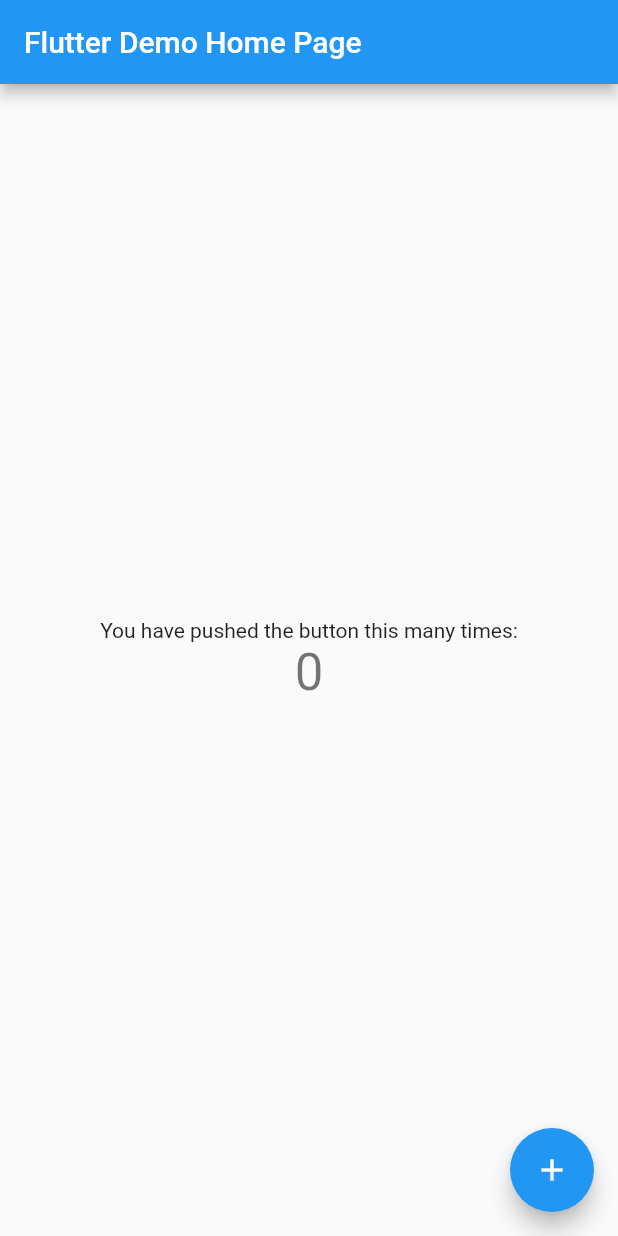
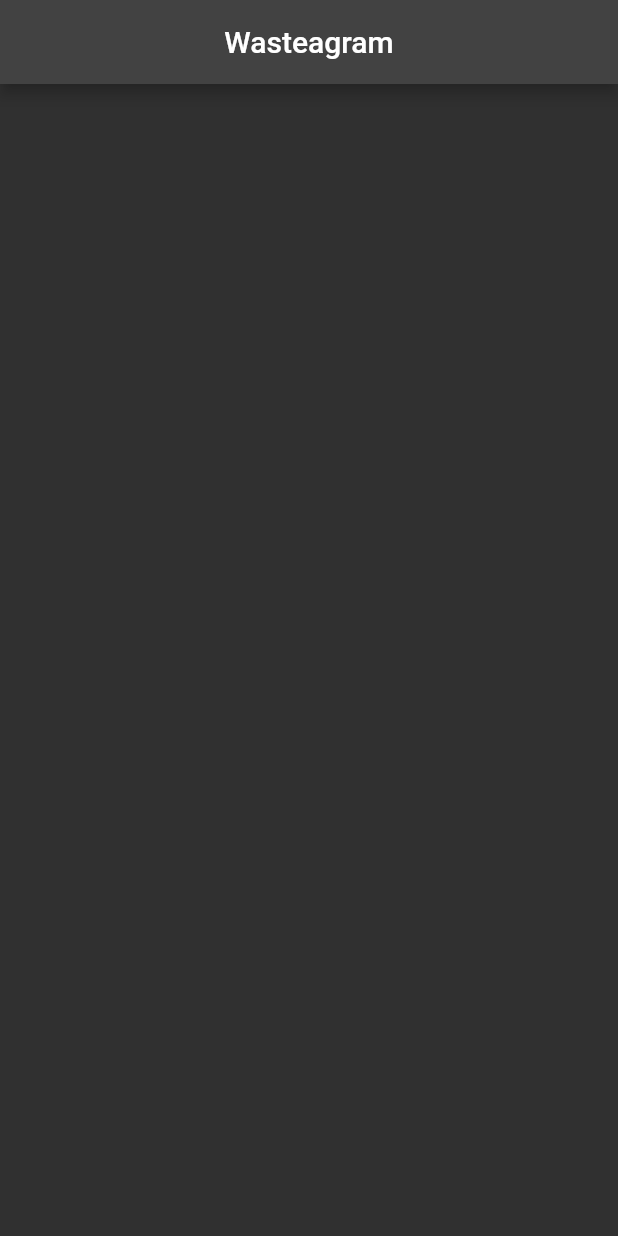
Before and after one commit to ThomofBiloxi/Wasteagram, a Flutter app: the screen it shows after launch, on a phone screen of 412 x 824 dp. Run offline on Flutter 3.47's test engine with Material 2 defaults, Android fonts, the phone set to English and light mode, and no system bars.

Commit message:
created scaffold for project changed theme mode to dark mode created model class for new entry

```diff
--- /dev/null
+++ b/lib/app.dart
@@ -0,0 +1,16 @@
+import 'package:flutter/material.dart';
+import 'package:wasteagram/screens/list_view_screen.dart';
+
+class MyApp extends StatelessWidget {
+  const MyApp({super.key});
+
+  // This widget is the root of your application.
+  @override
+  Widget build(BuildContext context) {
+    return MaterialApp(
+      title: 'Flutter Demo',
+      theme: ThemeData.dark(),
+      home: ListViewScreen(),
+    );
+  }
+}
--- a/lib/main.dart
+++ b/lib/main.dart
@@ -1,115 +1,6 @@
 import 'package:flutter/material.dart';
+import 'package:wasteagram/app.dart';
 
 void main() {
   runApp(const MyApp());
 }
-
-class MyApp extends StatelessWidget {
-  const MyApp({super.key});
-
-  // This widget is the root of your application.
-  @override
-  Widget build(BuildContext context) {
-    return MaterialApp(
-      title: 'Flutter Demo',
-      theme: ThemeData(
-        // This is the theme of your application.
-        //
-        // Try running your application with "flutter run". You'll see the
-        // application has a blue toolbar. Then, without quitting the app, try
-        // changing the primarySwatch below to Colors.green and then invoke
-        // "hot reload" (press "r" in the console where you ran "flutter run",
-        // or simply save your changes to "hot reload" in a Flutter IDE).
-        // Notice that the counter didn't reset back to zero; the application
-        // is not restarted.
-        primarySwatch: Colors.blue,
-      ),
-      home: const MyHomePage(title: 'Flutter Demo Home Page'),
-    );
-  }
-}
-
-class MyHomePage extends StatefulWidget {
-  const MyHomePage({super.key, required this.title});
-
-  // This widget is the home page of your application. It is stateful, meaning
-  // that it has a State object (defined below) that contains fields that affect
-  // how it looks.
-
-  // This class is the configuration for the state. It holds the values (in this
-  // case the title) provided by the parent (in this case the App widget) and
-  // used by the build method of the State. Fields in a Widget subclass are
-  // always marked "final".
-
-  final String title;
-
-  @override
-  State<MyHomePage> createState() => _MyHomePageState();
-}
-
-class _MyHomePageState extends State<MyHomePage> {
-  int _counter = 0;
-
-  void _incrementCounter() {
-    setState(() {
-      // This call to setState tells the Flutter framework that something has
-      // changed in this State, which causes it to rerun the build method below
-      // so that the display can reflect the updated values. If we changed
-      // _counter without calling setState(), then the build method would not be
-      // called again, and so nothing would appear to happen.
-      _counter++;
-    });
-  }
-
-  @override
-  Widget build(BuildContext context) {
-    // This method is rerun every time setState is called, for instance as done
-    // by the _incrementCounter method above.
-    //
-    // The Flutter framework has been optimized to make rerunning build methods
-    // fast, so that you can just rebuild anything that needs updating rather
-    // than having to individually change instances of widgets.
-    return Scaffold(
-      appBar: AppBar(
-        // Here we take the value from the MyHomePage object that was created by
-        // the App.build method, and use it to set our appbar title.
-        title: Text(widget.title),
-      ),
-      body: Center(
-        // Center is a layout widget. It takes a single child and positions it
-        // in the middle of the parent.
-        child: Column(
-          // Column is also a layout widget. It takes a list of children and
-          // arranges them vertically. By default, it sizes itself to fit its
-          // children horizontally, and tries to be as tall as its parent.
-          //
-          // Invoke "debug painting" (press "p" in the console, choose the
-          // "Toggle Debug Paint" action from the Flutter Inspector in Android
-          // Studio, or the "Toggle Debug Paint" command in Visual Studio Code)
-          // to see the wireframe for each widget.
-          //
-          // Column has various properties to control how it sizes itself and
-          // how it positions its children. Here we use mainAxisAlignment to
-          // center the children vertically; the main axis here is the vertical
-          // axis because Columns are vertical (the cross axis would be
-          // horizontal).
-          mainAxisAlignment: MainAxisAlignment.center,
-          children: <Widget>[
-            const Text(
-              'You have pushed the button this many times:',
-            ),
-            Text(
-              '$_counter',
-              style: Theme.of(context).textTheme.headline4,
-            ),
-          ],
-        ),
-      ),
-      floatingActionButton: FloatingActionButton(
-        onPressed: _incrementCounter,
-        tooltip: 'Increment',
-        child: const Icon(Icons.add),
-      ), // This trailing comma makes auto-formatting nicer for build methods.
-    );
-  }
-}
--- /dev/null
+++ b/lib/screens/list_view_screen.dart
@@ -0,0 +1,15 @@
+import 'package:flutter/material.dart';
+
+class ListViewScreen extends StatefulWidget {
+  @override
+  ListViewScreenState createState() => ListViewScreenState();
+}
+
+class ListViewScreenState extends State<ListViewScreen> {
+  @override
+  Widget build(BuildContext context) {
+    return Scaffold(
+      appBar: AppBar(centerTitle: true, title: const Text('Wasteagram')),
+    );
+  }
+}
```
Also changed, not shown: lib/model/new_post.dart (added, +16 -0 lines), lib/screens/detail_screen.dart (added), lib/screens/new_post_screen.dart (added).
